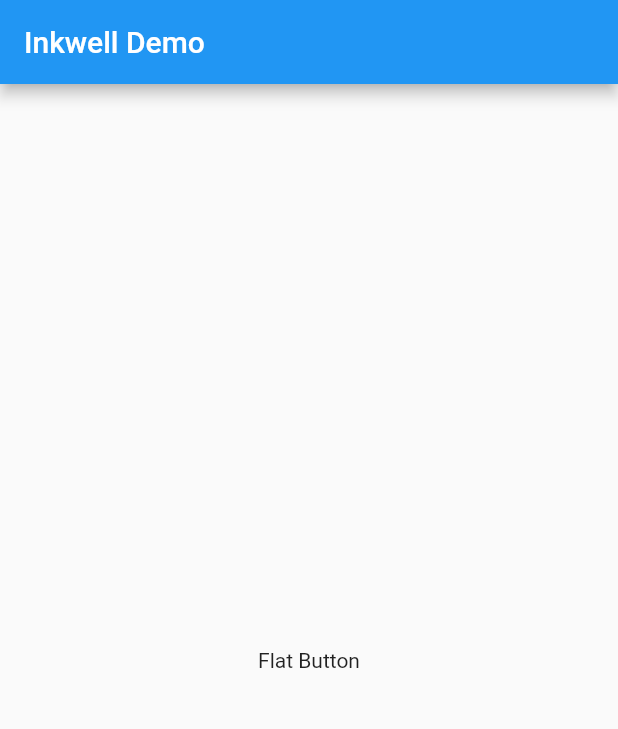
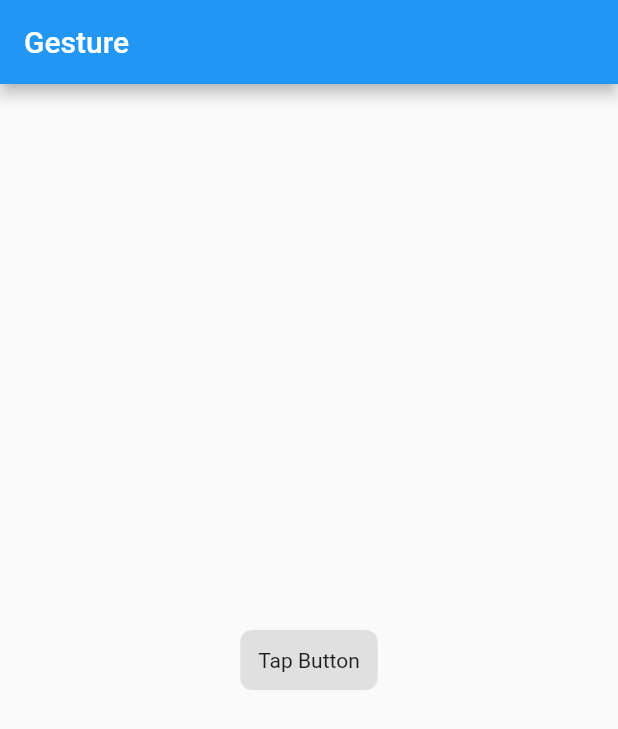
Before and after one commit to malisahin/flutter-practices, a Flutter app: the screen it shows after launch, on a phone screen of 412 x 824 dp. Shown: the top 729 px of the screen. Run offline on Flutter 3.47's test engine with Material 2 defaults, Android fonts, the phone set to English and light mode, and no system bars.

Commit message:
Handling Tap

```diff
--- a/lib/main.dart
+++ b/lib/main.dart
@@ -1,4 +1,4 @@
-import 'package:combine_mobile/sections/gestures/material-ripple/ripple-button-app.dart';
+import 'package:combine_mobile/sections/gestures/handling-taps/handling-tabs-page-app.dart';
 import 'package:flutter/material.dart';
 
 /* Forms, Validations, Value Change */
@@ -12,4 +12,6 @@ import 'package:flutter/material.dart';
 
 /* Gestures */
 
-void main() => runApp(RippleButtonApp()); // Ripple Button App
+//void main() => runApp(RippleButtonApp()); // Ripple Button App
+
+void main() => runApp(HandlingTabsPageApp());
--- /dev/null
+++ b/lib/sections/gestures/handling-taps/handling-tabs-page-app.dart
@@ -0,0 +1,11 @@
+import 'package:combine_mobile/sections/gestures/handling-taps/handling-tabs-page.dart';
+import 'package:flutter/material.dart';
+
+class HandlingTabsPageApp extends StatelessWidget {
+  final title = 'Gesture';
+
+  @override
+  Widget build(BuildContext context) {
+    return MaterialApp(title: title, home: HandlingTabsPage(title: title));
+  }
+}
--- /dev/null
+++ b/lib/sections/gestures/handling-taps/handling-tabs-page.dart
@@ -0,0 +1,36 @@
+import 'package:flutter/material.dart';
+
+class HandlingTabsPage extends StatelessWidget {
+  String title = 'Test';
+
+  HandlingTabsPage({Key key, this.title}) : super(key: key);
+
+  @override
+  Widget build(BuildContext context) {
+    return Scaffold(
+      appBar: AppBar(
+        title: Text(title),
+      ),
+      body: Center(child: HandlingTabsButton()),
+    );
+  }
+}
+
+class HandlingTabsButton extends StatelessWidget {
+  @override
+  Widget build(BuildContext context) {
+    return GestureDetector(
+      onTap: () {
+        final snackBar = SnackBar(content: Text('tap'));
+        Scaffold.of(context).showSnackBar(snackBar);
+      },
+      child: Container(
+        padding: EdgeInsets.all(12),
+        decoration: BoxDecoration(
+            color: Theme.of(context).buttonColor,
+            borderRadius: BorderRadius.circular(8)),
+        child: Text("Tap Button"),
+      ),
+    );
+  }
+}
```
